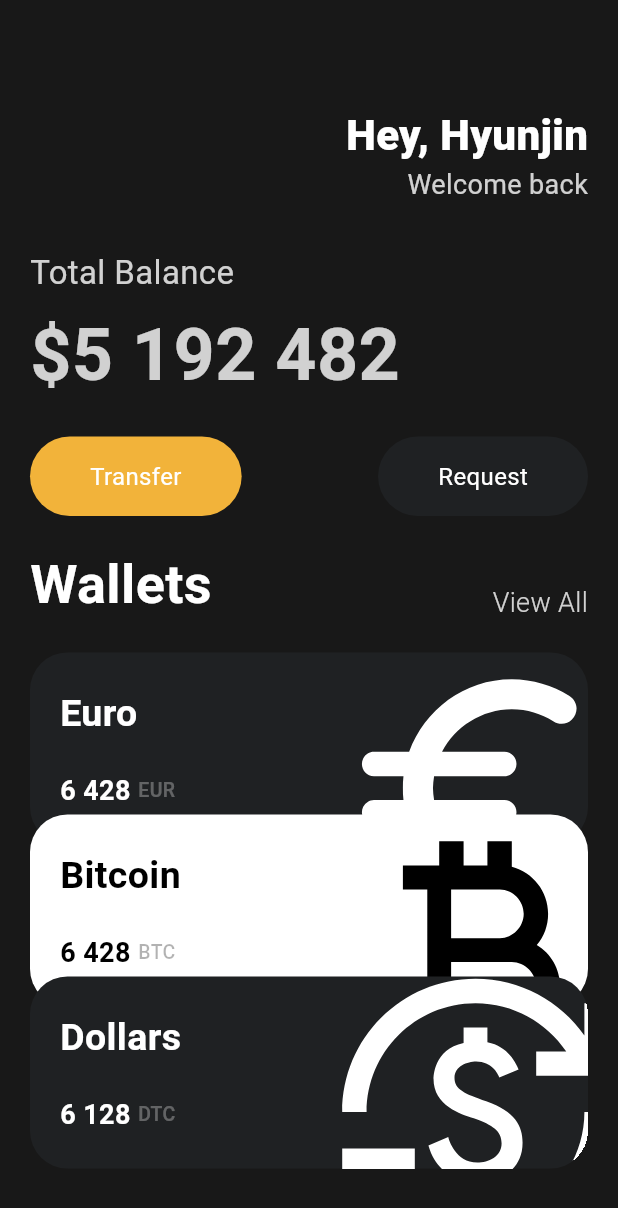
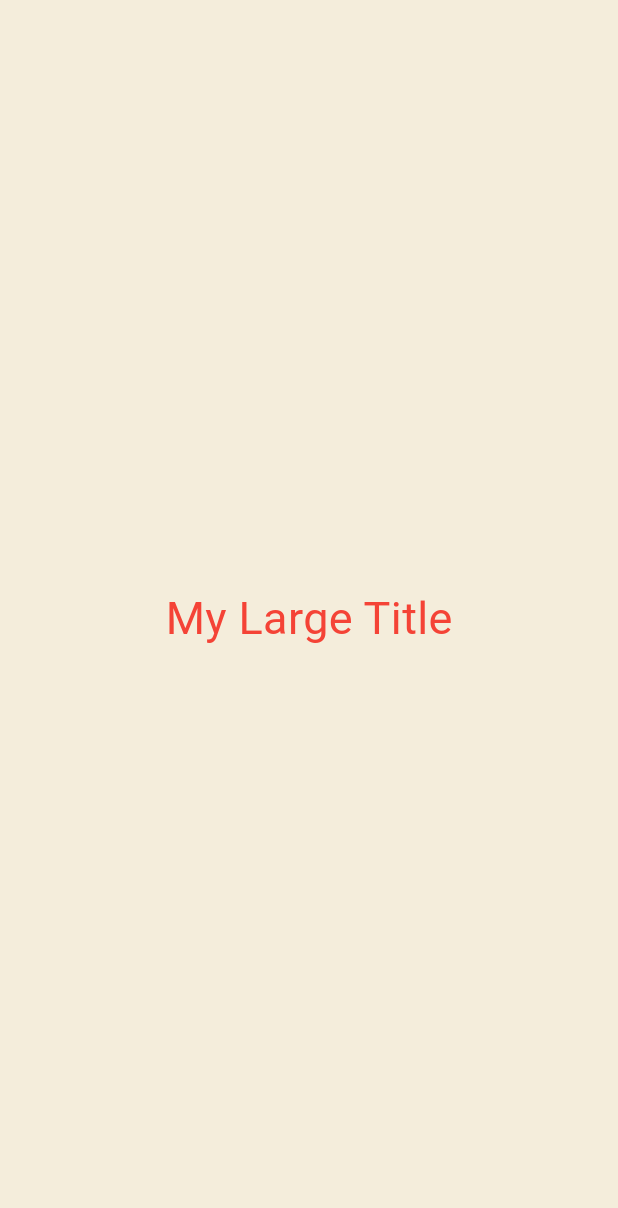
Before and after one commit to hulkcodeer/my_flutter_app, a Flutter app: the screen it shows after launch, on a phone screen of 412 x 824 dp. Shown: the top 1208 px of the screen. Run offline on Flutter 3.47's test engine with Material 3 defaults, Android fonts, the phone set to English and light mode, and no system bars; missing offline and left inert: dart:ffi.

Commit message:
:construction: State Test

```diff
--- a/lib/main.dart
+++ b/lib/main.dart
@@ -1,146 +1,43 @@
-import 'package:flutter/cupertino.dart';
 import 'package:flutter/material.dart';
 import 'package:flutter/widgets.dart';
-import 'package:my_flutter_app/widgets/button.dart';
-import 'package:my_flutter_app/widgets/currency_card.dart';
 
 void main() {
   runApp(const App());
 }
 
-// 3가지 중에 하나는 무조건 상속받아야 한다.
-// 그중에 StatelessWidget부터 상속받아서 해본다.
-// App Root에 Return해야 하는 앱이 두개 있는데, 하나는 material, 다른 하나는 cupertino 앱을 리턴하는것
-// scaffold는 무조건 써야한다.
-class App extends StatelessWidget {
+class App extends StatefulWidget {
   const App({super.key});
+
+  @override
+  State<App> createState() => _AppState();
+}
+
+class _AppState extends State<App> {
+  int counter = 0;
+
+  void onClick() {
+    setState(() {
+      counter = counter + 1;
+    });
+  }
 
   @override
   Widget build(BuildContext context) {
     return MaterialApp(
+      theme: ThemeData(
+        textTheme: const TextTheme(
+          titleLarge: TextStyle(
+            color: Colors.red,
+          ),
+        ),
+      ),
       home: Scaffold(
-        backgroundColor: const Color(0xFF181818),
-        body: Padding(
-          padding: const EdgeInsets.all(20),
+        backgroundColor: const Color(0xFFF4EDDB),
+        body: Center(
           child: Column(
-            crossAxisAlignment: CrossAxisAlignment.start,
+            mainAxisAlignment: MainAxisAlignment.center,
             children: [
-              const SizedBox(
-                height: 50,
-              ),
-              Row(
-                mainAxisAlignment: MainAxisAlignment.end,
-                children: [
-                  Column(
-                    crossAxisAlignment: CrossAxisAlignment.end,
-                    children: [
-                      const Text(
-                        'Hey, Hyunjin',
-                        style: TextStyle(
-                            color: Colors.white,
-                            fontSize: 28,
-                            fontWeight: FontWeight.w800),
-                      ),
-                      Text(
-                        'Welcome back',
-                        style: TextStyle(
-                            color: Colors.white.withOpacity(0.8), fontSize: 18),
-                      ),
-                    ],
-                  )
-                ],
-              ),
-              const SizedBox(
-                height: 30,
-              ),
-              Text(
-                'Total Balance',
-                style: TextStyle(
-                  fontSize: 22,
-                  color: Colors.white.withOpacity(0.8),
-                ),
-              ),
-              const SizedBox(
-                height: 5,
-              ),
-              Text(
-                '\$5 192 482',
-                style: TextStyle(
-                    fontSize: 48,
-                    color: Colors.white.withOpacity(0.8),
-                    fontWeight: FontWeight.w600),
-              ),
-              const SizedBox(
-                height: 20,
-              ),
-              const Row(
-                mainAxisAlignment: MainAxisAlignment.spaceBetween,
-                children: [
-                  Button(
-                      text: 'Transfer',
-                      bgColor: Color(0xFFF2B33A),
-                      textColor: Colors.white),
-                  Button(
-                      text: 'Request',
-                      bgColor: Color(0xFF1F2123),
-                      textColor: Colors.white),
-                ],
-              ),
-              const SizedBox(
-                height: 20,
-              ),
-              Row(
-                mainAxisAlignment: MainAxisAlignment.spaceBetween,
-                crossAxisAlignment: CrossAxisAlignment.end,
-                children: [
-                  const Text(
-                    'Wallets',
-                    style: TextStyle(
-                      color: Colors.white,
-                      fontSize: 36,
-                      fontWeight: FontWeight.w600,
-                    ),
-                  ),
-                  Text(
-                    'View All',
-                    style: TextStyle(
-                      color: Colors.white.withOpacity(0.8),
-                      fontSize: 18,
-                      fontWeight: FontWeight.w300,
-                    ),
-                  )
-                ],
-              ),
-              const SizedBox(
-                height: 20,
-              ),
-              const Currencycard(
-                name: 'Euro',
-                code: 'EUR',
-                amount: '6 428',
-                iconImage: Icons.euro_rounded,
-                isInverted: false,
-              ),
-              Transform.translate(
-                offset: const Offset(0, -20),
-                child: const Currencycard(
-                  name: 'Bitcoin',
-                  code: 'BTC',
-                  amount: '6 428',
-                  iconImage: Icons.currency_bitcoin,
-                  isInverted: true,
-                ),
-              ),
-              Transform.translate(
-                offset: const Offset(0, -40),
-                child: const Currencycard(
-                  name: 'Dollars',
-                  code: 'DTC',
-                  amount: '6 128',
-                  iconImage: Icons.currency_exchange,
-                  isInverted: false,
-                ),
-              ),
+              MyLargeTitle(counter: counter),
             ],
           ),
         ),
@@ -148,3 +45,21 @@ class App extends StatelessWidget {
     );
   }
 }
+
+class MyLargeTitle extends StatelessWidget {
+  const MyLargeTitle({
+    super.key,
+    required this.counter,
+  });
+
+  final int counter;
+
+  @override
+  Widget build(BuildContext context) {
+    return Text(
+      'My Large Title',
+      style: TextStyle(
+          fontSize: 30, color: Theme.of(context).textTheme.titleLarge?.color),
+    );
+  }
+}
```
Also changed, not shown: lib/mainCardList.dart (added, +150 -0 lines), 1 other file.
